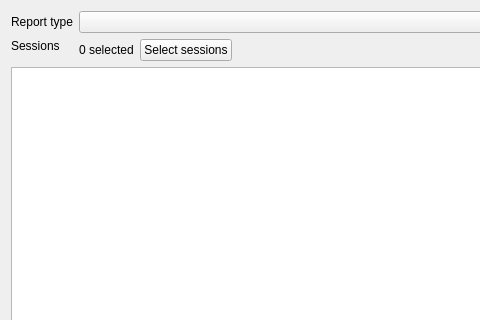
This is src/ReportsDialog.ui in simophin/game-matcher-qt as Qt 5 draws it before an edit; both pictures show x 0 to 480 and y 0 to 320 of the 764 by 733 pixel window. The edited form follows.
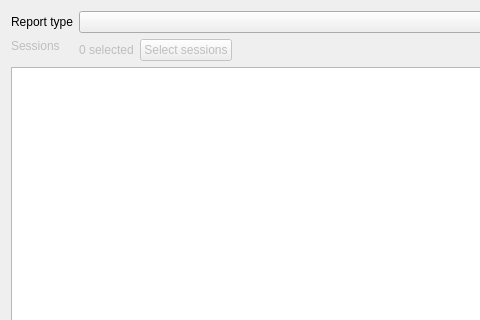
This is the edited form.

Commit message: Report dialogs

Patch:
```diff
--- a/src/ReportsDialog.ui
+++ b/src/ReportsDialog.ui
@@ -16,13 +16,19 @@
   <layout class="QGridLayout" name="gridLayout" columnstretch="0,0,0,0,0">
    <item row="1" column="2">
     <widget class="QPushButton" name="selectSessionButton">
+     <property name="enabled">
+      <bool>false</bool>
+     </property>
      <property name="text">
       <string>Select sessions</string>
      </property>
     </widget>
    </item>
    <item row="1" column="0">
-    <widget class="QLabel" name="label">
+    <widget class="QLabel" name="sessionsLabel">
+     <property name="enabled">
+      <bool>false</bool>
+     </property>
      <property name="text">
       <string>Sessions</string>
      </property>
@@ -90,6 +96,9 @@
    </item>
    <item row="1" column="1">
     <widget class="QLabel" name="selectedSessionLabel">
+     <property name="enabled">
+      <bool>false</bool>
+     </property>
      <property name="text">
       <string>0 selected</string>
      </property>
```
Left out of the diff: 6 changed lines with no effect on the pictures. The commit also changes 14 other files.
